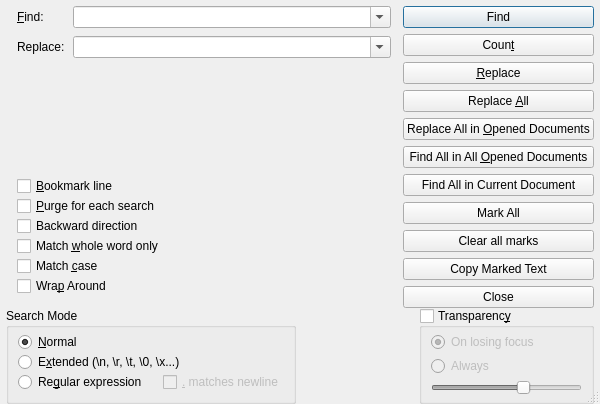
Above: src/dialogs/FindReplaceDialog.ui from dail8859/NotepadNext before the change. Below: the same form after it.
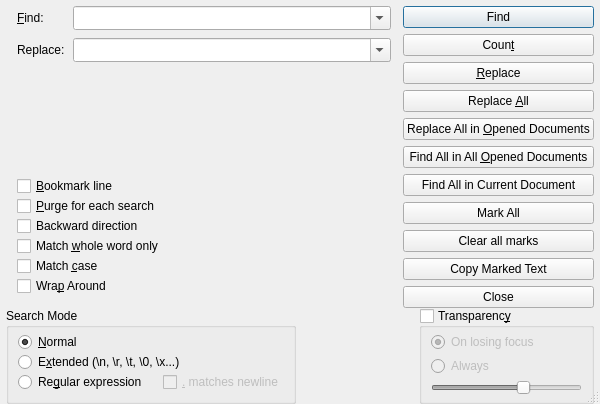
That is the form after the change.

Commit message:
Fix Find/Replace dialog size and auto-shrink to fit screen (#1101)
* Fix Find/Replace dialog excessive width by setting combo box sizeAdjustPolicy

* Auto-shrink Find/Replace dialog to fit screen for users with oversized saved geometry

Existing users may have a persisted geometry larger than their screen (from an older version that let the dialog grow to fit long recent search strings). Clamp the restored size to the available screen area in loadSettings() so it recovers automatically without editing notepadnext.ini.

What changed in the file:
```diff
--- a/src/dialogs/FindReplaceDialog.ui
+++ b/src/dialogs/FindReplaceDialog.ui
@@ -418,6 +418,9 @@
            <property name="insertPolicy">
             <enum>QComboBox::NoInsert</enum>
            </property>
+           <property name="sizeAdjustPolicy">
+            <enum>QComboBox::AdjustToMinimumContentsLengthWithIcon</enum>
+           </property>
           </widget>
          </item>
          <item row="1" column="0">
@@ -447,6 +450,9 @@
            <property name="insertPolicy">
             <enum>QComboBox::NoInsert</enum>
            </property>
+           <property name="sizeAdjustPolicy">
+            <enum>QComboBox::AdjustToMinimumContentsLengthWithIcon</enum>
+           </property>
           </widget>
          </item>
         </layout>
```
The commit also changes 1 other file.
